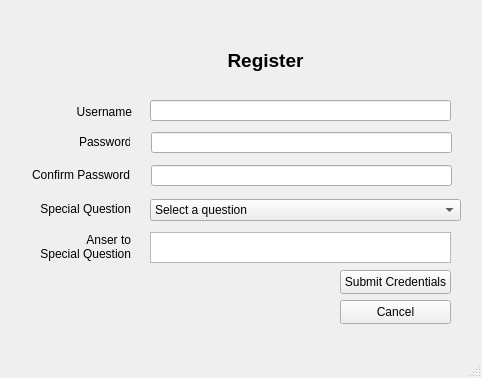
Qt form ui_register.ui (yaJ17/SoftwareEngineering2) before a commit.
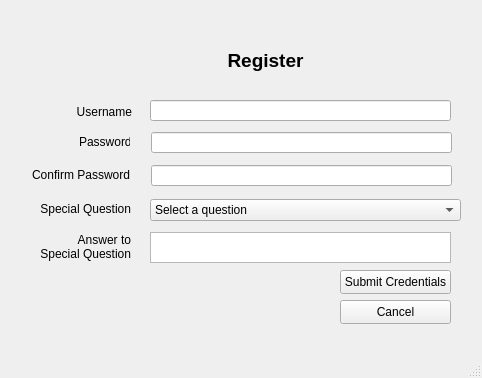
The same form after that commit.

The edit to the form file:
```diff
--- a/ui_register.ui
+++ b/ui_register.ui
@@ -208,7 +208,7 @@
      </rect>
     </property>
     <property name="text">
-     <string>&lt;html&gt;&lt;head/&gt;&lt;body&gt;&lt;p align=&quot;right&quot;&gt;Anser to&lt;br/&gt;Special Question&lt;/p&gt;&lt;/body&gt;&lt;/html&gt;</string>
+     <string>&lt;html&gt;&lt;head/&gt;&lt;body&gt;&lt;p align=&quot;right&quot;&gt;Answer to&lt;br/&gt;Special Question&lt;/p&gt;&lt;/body&gt;&lt;/html&gt;</string>
     </property>
    </widget>
    <widget class="QTextEdit" name="textEdit">
```
